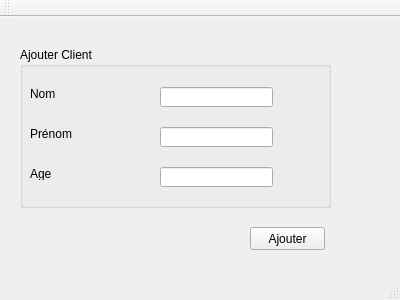
Before: the Qt Designer form mainwindow.ui in firastourki99/smartgarage, drawn with Qt 5.
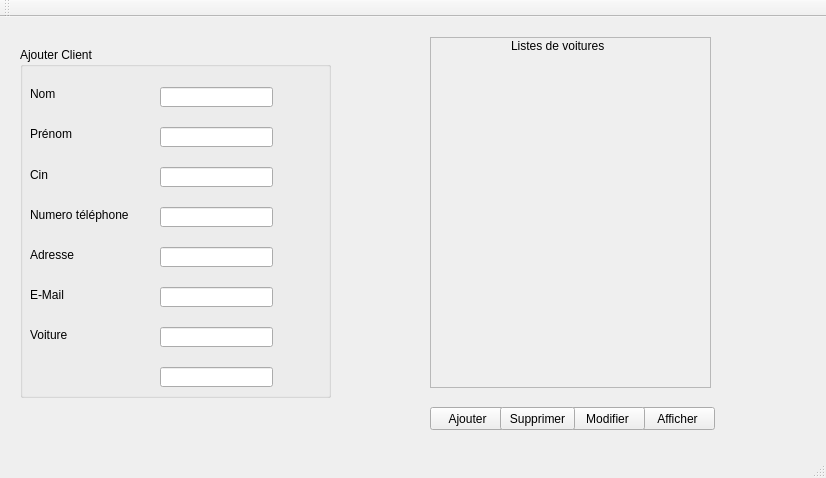
After: the same form once the commit is applied.

Patch:
```diff
--- a/mainwindow.ui
+++ b/mainwindow.ui
@@ -6,8 +6,8 @@
    <rect>
     <x>0</x>
     <y>0</y>
-    <width>400</width>
-    <height>300</height>
+    <width>826</width>
+    <height>478</height>
    </rect>
   </property>
   <property name="windowTitle">
@@ -20,7 +20,7 @@
       <x>20</x>
       <y>30</y>
       <width>311</width>
-      <height>161</height>
+      <height>351</height>
      </rect>
     </property>
     <property name="title">
@@ -58,11 +58,11 @@
        <x>10</x>
        <y>120</y>
        <width>47</width>
-       <height>13</height>
+       <height>16</height>
       </rect>
      </property>
      <property name="text">
-      <string>Age</string>
+      <string>Cin</string>
      </property>
     </widget>
     <widget class="QLineEdit" name="lineEdit">
@@ -95,12 +95,114 @@
       </rect>
      </property>
     </widget>
+    <widget class="QLineEdit" name="lineEdit_4">
+     <property name="geometry">
+      <rect>
+       <x>140</x>
+       <y>160</y>
+       <width>113</width>
+       <height>20</height>
+      </rect>
+     </property>
+    </widget>
+    <widget class="QLineEdit" name="lineEdit_5">
+     <property name="geometry">
+      <rect>
+       <x>140</x>
+       <y>200</y>
+       <width>113</width>
+       <height>20</height>
+      </rect>
+     </property>
+    </widget>
+    <widget class="QLineEdit" name="lineEdit_6">
+     <property name="geometry">
+      <rect>
+       <x>140</x>
+       <y>240</y>
+       <width>113</width>
+       <height>20</height>
+      </rect>
+     </property>
+    </widget>
+    <widget class="QLineEdit" name="lineEdit_7">
+     <property name="geometry">
+      <rect>
+       <x>140</x>
+       <y>280</y>
+       <width>113</width>
+       <height>20</height>
+      </rect>
+     </property>
+    </widget>
+    <widget class="QLineEdit" name="lineEdit_8">
+     <property name="geometry">
+      <rect>
+       <x>140</x>
+       <y>320</y>
+       <width>113</width>
+       <height>20</height>
+      </rect>
+     </property>
+    </widget>
+    <widget class="QLabel" name="label_4">
+     <property name="geometry">
+      <rect>
+       <x>10</x>
+       <y>160</y>
+       <width>111</width>
+       <height>16</height>
+      </rect>
+     </property>
+     <property name="text">
+      <string>Numero téléphone</string>
+     </property>
+    </widget>
+    <widget class="QLabel" name="label_5">
+     <property name="geometry">
+      <rect>
+       <x>10</x>
+       <y>200</y>
+       <width>47</width>
+       <height>16</height>
+      </rect>
+     </property>
+     <property name="text">
+      <string>Adresse</string>
+     </property>
+    </widget>
+    <widget class="QLabel" name="label_7">
+     <property name="geometry">
+      <rect>
+       <x>10</x>
+       <y>280</y>
+       <width>47</width>
+       <height>16</height>
+      </rect>
+     </property>
+     <property name="text">
+      <string>Voiture</string>
+     </property>
+    </widget>
+    <widget class="QLabel" name="label_8">
+     <property name="geometry">
+      <rect>
+       <x>10</x>
+       <y>240</y>
+       <width>47</width>
+       <height>16</height>
+      </rect>
+     </property>
+     <property name="text">
+      <string>E-Mail</string>
+     </property>
+    </widget>
    </widget>
    <widget class="QPushButton" name="pushButton">
     <property name="geometry">
      <rect>
-      <x>250</x>
-      <y>210</y>
+      <x>430</x>
+      <y>390</y>
       <width>75</width>
       <height>23</height>
      </rect>
@@ -109,16 +211,81 @@
      <string>Ajouter</string>
     </property>
    </widget>
-  </widget>
-  <widget class="QMenuBar" name="menuBar">
-   <property name="geometry">
-    <rect>
-     <x>0</x>
-     <y>0</y>
-     <width>400</width>
-     <height>21</height>
-    </rect>
-   </property>
+   <widget class="QPushButton" name="pushButton_2">
+    <property name="geometry">
+     <rect>
+      <x>640</x>
+      <y>390</y>
+      <width>75</width>
+      <height>23</height>
+     </rect>
+    </property>
+    <property name="text">
+     <string>Afficher</string>
+    </property>
+   </widget>
+   <widget class="QPushButton" name="pushButton_3">
+    <property name="geometry">
+     <rect>
+      <x>570</x>
+      <y>390</y>
+      <width>75</width>
+      <height>23</height>
+     </rect>
+    </property>
+    <property name="text">
+     <string>Modifier</string>
+    </property>
+   </widget>
+   <widget class="QPushButton" name="pushButton_4">
+    <property name="geometry">
+     <rect>
+      <x>500</x>
+      <y>390</y>
+      <width>75</width>
+      <height>23</height>
+     </rect>
+    </property>
+    <property name="text">
+     <string>Supprimer</string>
+    </property>
+   </widget>
+   <widget class="QScrollArea" name="Listesvoitures">
+    <property name="geometry">
+     <rect>
+      <x>430</x>
+      <y>20</y>
+      <width>281</width>
+      <height>351</height>
+     </rect>
+    </property>
+    <property name="widgetResizable">
+     <bool>true</bool>
+    </property>
+    <widget class="QWidget" name="scrollAreaWidgetContents">
+     <property name="geometry">
+      <rect>
+       <x>0</x>
+       <y>0</y>
+       <width>279</width>
+       <height>349</height>
+      </rect>
+     </property>
+     <widget class="QLabel" name="label_6">
+      <property name="geometry">
+       <rect>
+        <x>80</x>
+        <y>0</y>
+        <width>131</width>
+        <height>16</height>
+       </rect>
+      </property>
+      <property name="text">
+       <string>&lt;html&gt;&lt;head/&gt;&lt;body&gt;&lt;p&gt;&lt;span style=&quot; font-size:9pt;&quot;&gt;Listes de voitures&lt;/span&gt;&lt;/p&gt;&lt;/body&gt;&lt;/html&gt;</string>
+      </property>
+     </widget>
+    </widget>
+   </widget>
   </widget>
   <widget class="QToolBar" name="mainToolBar">
    <attribute name="toolBarArea">
```
